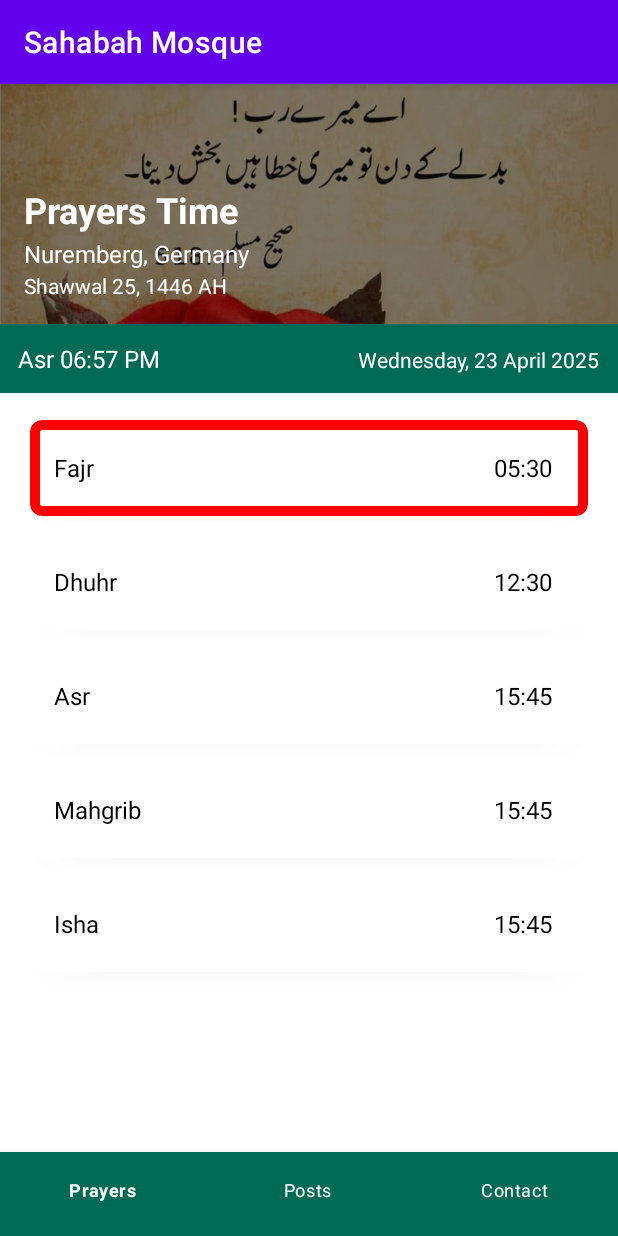
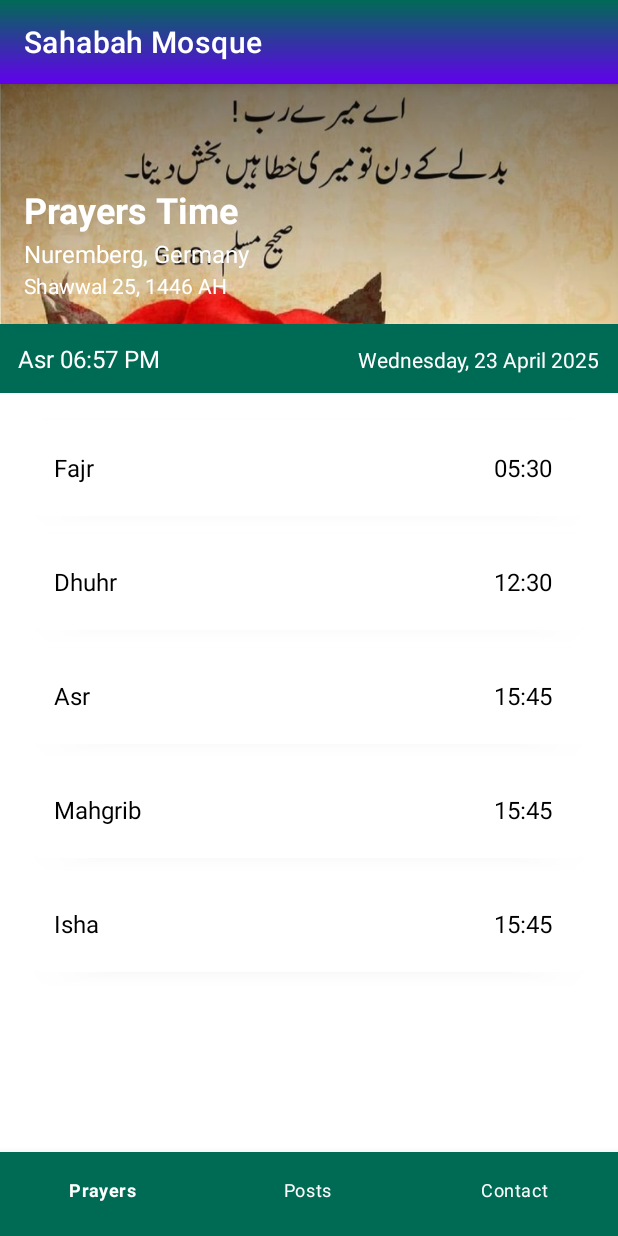
Before and after one commit to saad415/Shabah-Mosque, an Android app: the screen it shows after launch (NavigationActivity), on a phone screen of 412 x 824 dp. Run offline under Robolectric (Android 15) with nearby library versions, the phone set to English and light mode, and no system bars; our stand-ins replace Volley; libraries missing offline, so code that uses them is left out: com.wdullaer.materialdatetimepicker; network calls fail.

Commit message:
now edit post with picture and and some color gradieednt the th topbar is wornking

```diff
--- a/app/src/main/java/com/example/mosque/PostFragment.java
+++ b/app/src/main/java/com/example/mosque/PostFragment.java
@@ -177,6 +177,9 @@ public class PostFragment extends Fragment {
                 builder.addFormDataPart("picture", file.getName(), RequestBody.create(file, mediaType));
             }
         }
+        if (selectedImageUri == null) {
+            builder.addFormDataPart("remove_image", "true");
+        }
         RequestBody body = builder.build();
         Request request = new Request.Builder().url(url).put(body).build();
         client.newCall(request).enqueue(new Callback() {
--- a/app/src/main/java/com/example/mosque/ui/home/HomeFragment.java
+++ b/app/src/main/java/com/example/mosque/ui/home/HomeFragment.java
@@ -85,11 +85,10 @@ public class HomeFragment extends Fragment {
 
         //MaterialCardView fajr_Cardview = (MaterialCardView) root.findViewById(R.id.fajr_Cardview);
         fajr_Cardview = (MaterialCardView) root.findViewById(R.id.fajr_Cardview);
-        //dhuhr_Cardview = (MaterialCardView)  root.findViewById(R.id.dhuhr_Cardview);
-        //dhuhr_Cardview = root.findViewById(R.id.dhuhr_Cardview);
-        //asr_Cardview = root.findViewById(R.id.asr_Cardview);
-       // maghrib_Cardview = root.findViewById(R.id.margrib_Cardview);
-        //isha_Cardview = root.findViewById(R.id.isha_Cardview);
+        dhuhr_Cardview = (MaterialCardView)  root.findViewById(R.id.dhuhr_Cardview);
+        asr_Cardview = (MaterialCardView) root.findViewById(R.id.asr_Cardview);
+        maghrib_Cardview = root.findViewById(R.id.margrib_Cardview);
+        isha_Cardview = root.findViewById(R.id.isha_Cardview);
 
 
         tvFajrTime = root.findViewById(R.id.tvFajrTime);
@@ -160,8 +159,9 @@ public class HomeFragment extends Fragment {
 
         //final TextView textView = binding.textHome;
        // homeViewModel.getText().observe(getViewLifecycleOwner(), textView::setText);
-        fajr_Cardview.setStrokeColor(Color.RED);
-        fajr_Cardview.setStrokeWidth(10);
+       // fajr_Cardview.setStrokeColor(Color.RED);
+       // fajr_Cardview.setStrokeWidth(10);
+
         return root;
     }
 
@@ -238,8 +238,9 @@ public class HomeFragment extends Fragment {
                                 tvFajrTime.setTextColor(ContextCompat.getColor(getContext(), R.color.purple_700));
                                 tvFajr.setTypeface(null, Typeface.BOLD);
                                 tvFajrTime.setTypeface(null, Typeface.BOLD);
-                                fajr_Cardview.setStrokeColor(Color.RED);
-                                fajr_Cardview.setStrokeWidth(10);  // in pixels
+                                fajr_Cardview.setStrokeColor(ContextCompat.getColor(getContext(), R.color.purple_700));
+                                fajr_Cardview.setStrokeWidth(10);
+                                // in pixels
 
                             }
                             else if (currentTime.after(dhuhrTime) && currentTime.before(asrTime)) {
@@ -247,11 +248,19 @@ public class HomeFragment extends Fragment {
                                 tvDhuhrTime.setTextColor(ContextCompat.getColor(getContext(), R.color.purple_700));
                                 tvDhuhr.setTypeface(null, Typeface.BOLD);
                                 tvDhuhrTime.setTypeface(null, Typeface.BOLD);
+                                dhuhr_Cardview.setStrokeColor(ContextCompat.getColor(getContext(), R.color.purple_700));
+                                dhuhr_Cardview.setStrokeWidth(10);
+                                // in pixels
+
                             } else if (currentTime.after(asrTime) && currentTime.before(magTime)) {
                                 tvAsr.setTextColor(ContextCompat.getColor(getContext(), R.color.purple_700));
                                 tvAsrTime.setTextColor(ContextCompat.getColor(getContext(), R.color.purple_700));
                                 tvAsr.setTypeface(null, Typeface.BOLD);
                                 tvAsrTime.setTypeface(null, Typeface.BOLD);
+                                asr_Cardview.setStrokeColor(ContextCompat.getColor(getContext(), R.color.purple_700));
+                                asr_Cardview.setStrokeWidth(10);
+                                // in pixels
+
                             } else if (currentTime.after(magTime) && currentTime.before(ishaTime)) {
                                 tvMaghrib.setTextColor(ContextCompat.getColor(getContext(), R.color.purple_700));
                                 tvMaghribTime.setTextColor(ContextCompat.getColor(getContext(), R.color.purple_700));
@@ -262,6 +271,10 @@ public class HomeFragment extends Fragment {
                                 tvIshaTime.setTextColor(ContextCompat.getColor(getContext(), R.color.purple_700));
                                 tvIsha.setTypeface(null, Typeface.BOLD);
                                 tvIshaTime.setTypeface(null, Typeface.BOLD);
+                                isha_Cardview.setStrokeColor(ContextCompat.getColor(getContext(), R.color.purple_700));
+                                isha_Cardview.setStrokeWidth(10);
+                                // in pixels
+
                             }
 
                         } catch (Exception e) {
--- /dev/null
+++ b/app/src/main/res/drawable/gradient_overlay.xml
@@ -0,0 +1,10 @@
+<layer-list xmlns:android="http://schemas.android.com/apk/res/android">
+    <item>
+        <shape>
+            <gradient
+                android:startColor="#00000000"
+                android:endColor="#80000000"
+                android:angle="90"/>
+        </shape>
+    </item>
+</layer-list>
--- /dev/null
+++ b/app/src/main/res/drawable/toolbar_fade_gradient.xml
@@ -0,0 +1,6 @@
+<shape xmlns:android="http://schemas.android.com/apk/res/android">
+    <gradient
+        android:startColor="@color/purple_700"
+        android:endColor="#002E7D32"
+        android:angle="270" />
+</shape>
--- a/app/src/main/res/layout/fragment_home.xml
+++ b/app/src/main/res/layout/fragment_home.xml
@@ -30,7 +30,7 @@
         android:id="@+id/overlay"
         android:layout_width="0dp"
         android:layout_height="160dp"
-        android:background="#80000000"
+        android:background="@drawable/gradient_overlay"
         app:layout_constraintTop_toTopOf="@id/headerImage"
         app:layout_constraintStart_toStartOf="@id/headerImage"
         app:layout_constraintEnd_toEndOf="@id/headerImage"/>
@@ -237,6 +237,7 @@
                 android:layout_height="wrap_content"
                 app:cardCornerRadius="8dp"
                 app:cardElevation="4dp"
+                android:id="@+id/asr_Cardview"
                 android:layout_marginStart="4dp"
                 android:layout_marginEnd="4dp"
                 android:layout_marginBottom="12dp">
@@ -245,7 +246,6 @@
                     android:layout_width="match_parent"
                     android:layout_height="64dp"
                     android:orientation="horizontal"
-                    android:id="@+id/asr_Cardview"
                     android:gravity="center_vertical"
                     android:paddingStart="16dp"
                     android:background="@android:color/white"
--- a/app/src/main/res/layout/navigation.xml
+++ b/app/src/main/res/layout/navigation.xml
@@ -21,12 +21,13 @@
                 android:id="@+id/toolbar"
                 android:layout_width="match_parent"
                 android:layout_height="?attr/actionBarSize"
-                android:background="?attr/colorPrimary"
+                android:background="@drawable/toolbar_fade_gradient"
                 android:title="Sahabah Mosque"
                 android:titleTextColor="@android:color/white"
                 app:popupTheme="@style/Theme.Mosque.PopupOverlay">
 
-                <ImageView
+
+            <ImageView
                     android:id="@+id/logout_icon"
                     android:layout_width="wrap_content"
                     android:layout_height="wrap_content"
```
Also changed, not shown: 1 other file.
